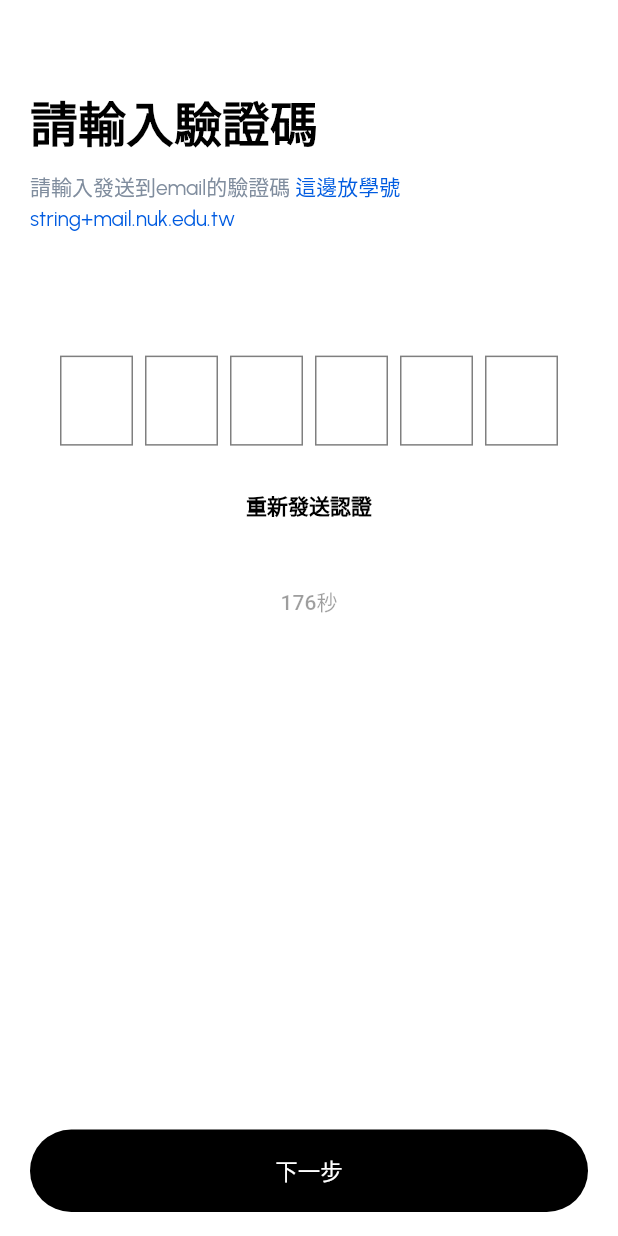
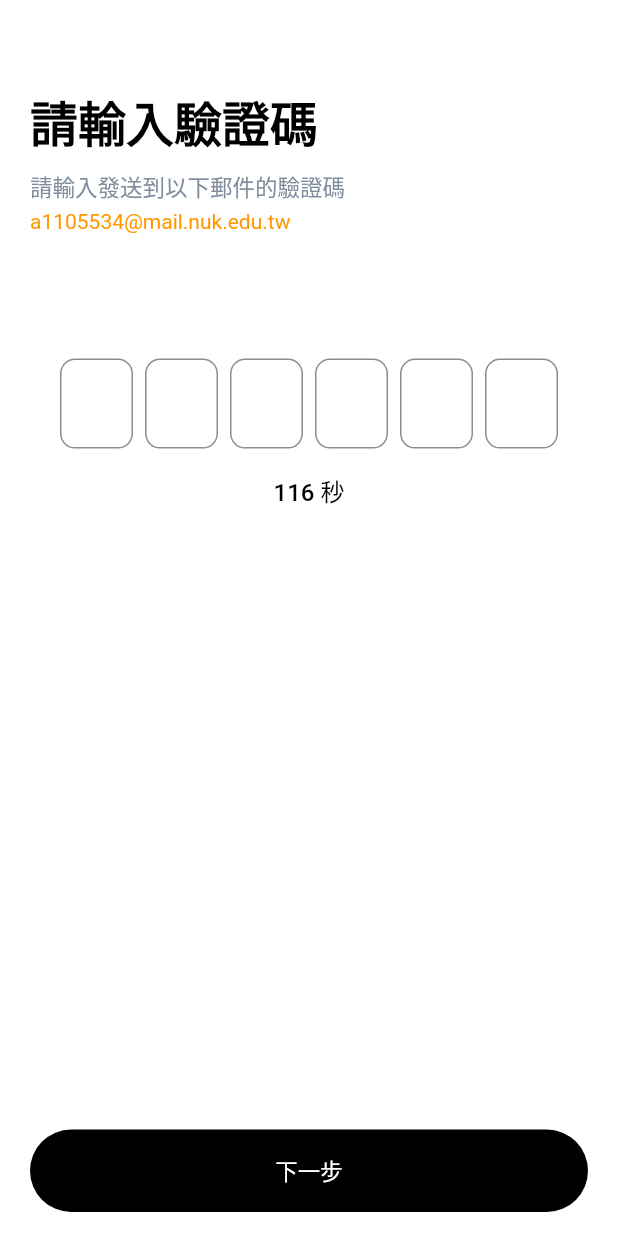
Before and after one commit to henry753951/chatapp_front, a Flutter app: the VerificationCodeScreen screen opened directly, after a tap on "下一步", on a phone screen of 412 x 824 dp. Run offline on Flutter 3.47's test engine with Material 2 defaults, Android fonts, the phone set to English and light mode, and no system bars; drawn by our look-alikes of pinput; our stand-ins replace custom_navigation_bar, dio, email_validator, google_fonts, hexcolor; missing offline and left inert: m_toast.

```diff
--- a/lib/pages/pininput.dart
+++ b/lib/pages/pininput.dart
@@ -11,16 +11,14 @@ class VerificationCodeScreen extends StatefulWidget {
 }
 
 class _VerificationCodeScreenState extends State<VerificationCodeScreen> {
+  bool resentButtonDisabled = true;
   @override
   Widget build(BuildContext context) {
     double height = MediaQuery.of(context).size.height;
     double width = MediaQuery.of(context).size.width;
-    bool ResentButtonDisabled = false;
 
     @override
-    void initState() {
-      ResentButtonDisabled = false;
-    }
+    void initState() {}
 
     return Scaffold(
       backgroundColor: Colors.white,
@@ -49,19 +47,19 @@ class _VerificationCodeScreenState extends State<VerificationCodeScreen> {
                 text: TextSpan(
                   children: [
                     TextSpan(
-                      text: '請輸入發送到email的驗證碼 ',
+                      text: '請輸入發送到以下郵件的驗證碼\n',
                       style: GoogleFonts.urbanist(
-                        fontSize: 14.0,
+                        fontSize: 15.0,
                         color: const Color(0xff808d9e),
                         fontWeight: FontWeight.w400,
                         height: 1.5,
                       ),
                     ),
                     TextSpan(
-                      text: '這邊放學號string+mail.nuk.edu.tw',
-                      style: GoogleFonts.urbanist(
+                      text: 'a1105534@mail.nuk.edu.tw',
+                      style: TextStyle(
                         fontSize: 14.0,
-                        color: const Color(0xff005BE0),
+                        color: Colors.orange,
                         fontWeight: FontWeight.w400,
                         height: 1.5,
                       ),
@@ -87,14 +85,15 @@ class _VerificationCodeScreenState extends State<VerificationCodeScreen> {
                       width: 60.0,
                       textStyle: GoogleFonts.urbanist(
                         fontSize: 24.0,
-                        color: Colors.orange,
+                        color: Colors.black,
                         fontWeight: FontWeight.w700,
                       ),
                       decoration: BoxDecoration(
+                        borderRadius: BorderRadius.all(Radius.circular(10.0)),
                         shape: BoxShape.rectangle,
                         color: Colors.white,
                         border: Border.all(
-                          color: Colors.black.withOpacity(0.5),
+                          color: Color.fromARGB(255, 141, 141, 141),
                           width: 1.0,
                         ),
                       ),
@@ -112,7 +111,7 @@ class _VerificationCodeScreenState extends State<VerificationCodeScreen> {
                         shape: BoxShape.rectangle,
                         color: Colors.white,
                         border: Border.all(
-                          color: Colors.orange,
+                          color: Color.fromARGB(255, 0, 0, 0),
                           width: 1.0,
                         ),
                       ),
@@ -125,7 +124,8 @@ class _VerificationCodeScreenState extends State<VerificationCodeScreen> {
                 height: 16.0,
               ),
               Center(
-                child: TextButton(
+                child: !resentButtonDisabled
+                    ? TextButton(
                         child: Text(
                           '重新發送認證',
                           style: GoogleFonts.urbanist(
@@ -134,23 +134,24 @@ class _VerificationCodeScreenState extends State<VerificationCodeScreen> {
                             fontWeight: FontWeight.w700,
                           ),
                         ),
-                  onPressed: () {},
+                        onPressed: () {
+                          setState(() {
+                            resentButtonDisabled = true;
+                          });
+                        },
+                      )
+                    : CountdownWidget(
+                        endTime:
+                            DateTime.now().add(const Duration(seconds: 120)),
+                        callback: () {
+                          setState(() {
+                            resentButtonDisabled = false;
+                          });
+                        },
                       ),
               ),
 
               ///
-
-              const SizedBox(
-                height: 16.0,
-              ),
-              Center(
-                child: TextButton(
-                  onPressed: null,
-                  child: CountdownWidget(
-                    endTime: DateTime.now().add(const Duration(minutes: 3)),
-                  ),
-                ),
-              ),
 
               /// Continue Button
               const Expanded(child: SizedBox()),
@@ -190,8 +191,9 @@ class _VerificationCodeScreenState extends State<VerificationCodeScreen> {
 
 class CountdownWidget extends StatefulWidget {
   final DateTime endTime;
-
-  const CountdownWidget({super.key, required this.endTime});
+  final void Function() callback;
+  const CountdownWidget(
+      {super.key, required this.endTime, required this.callback});
 
   @override
   State<CountdownWidget> createState() => _CountdownWidgetState();
@@ -199,14 +201,19 @@ class CountdownWidget extends StatefulWidget {
 
 class _CountdownWidgetState extends State<CountdownWidget> {
   Timer? _timer;
-  bool visable = true;
+  void TimerFunc(Timer timer) {
+    if (widget.endTime.difference(DateTime.now()).inSeconds <= 0) {
+      _timer?.cancel();
+      widget.callback();
+    } else {
+      setState(() {});
+    }
+  }
+
   @override
   void initState() {
     super.initState();
-    _timer = Timer.periodic(
-      const Duration(seconds: 1),
-      (timer) => setState(() {}),
-    );
+    _timer = Timer.periodic(const Duration(seconds: 1), TimerFunc);
   }
 
   @override
@@ -217,6 +224,8 @@ class _CountdownWidgetState extends State<CountdownWidget> {
 
   @override
   Widget build(BuildContext context) {
-    return Text("${widget.endTime.difference(DateTime.now()).inSeconds}" + "秒");
+    return Text("${widget.endTime.difference(DateTime.now()).inSeconds} " + "秒",
+        style: const TextStyle(
+            fontSize: 16.0, color: Colors.black, fontWeight: FontWeight.w500));
   }
 }
```
Lines whose indentation alone changed are shown as unchanged.
